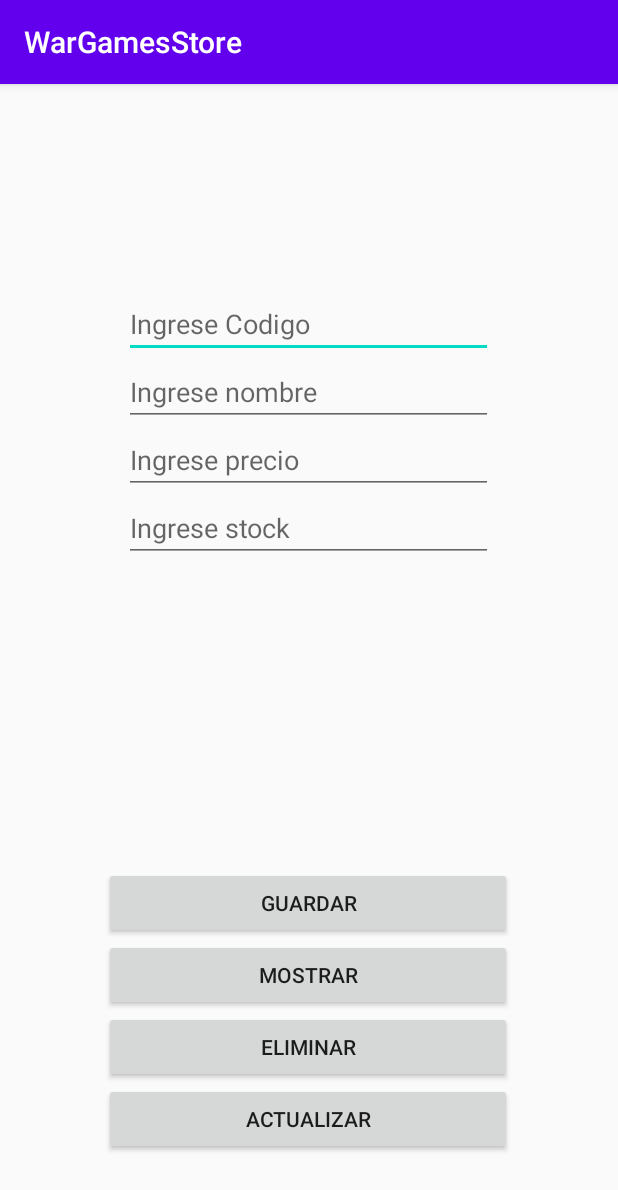
After one commit to WarlockJezzail/WarGamesStore, an Android app: the datos_act screen opened directly, with no data from a screen before it, on a phone screen of 412 x 824 dp. The commit adds this screen. Shown: the top 1190 px of the screen. Run offline under Robolectric (Android 15) with nearby library versions, the phone set to English and light mode, and no system bars.

Commit message:
Implementado log in tanto de usuario como de administrador de pagina, se agrego una base de datos aun no disponible para los productos y la aplicacion esta conectada a google map

```diff
--- a/app/build.gradle
+++ b/app/build.gradle
@@ -26,6 +26,7 @@ dependencies {
     implementation fileTree(dir: "libs", include: ["*.jar"])
     implementation 'androidx.appcompat:appcompat:1.2.0'
     implementation 'androidx.constraintlayout:constraintlayout:2.0.1'
+    implementation 'com.google.android.gms:play-services-maps:17.0.0'
     testImplementation 'junit:junit:4.12'
     androidTestImplementation 'androidx.test.ext:junit:1.1.2'
     androidTestImplementation 'androidx.test.espresso:espresso-core:3.3.0'
--- a/app/src/main/java/com/example/wargamesstore/MainActivity.java
+++ b/app/src/main/java/com/example/wargamesstore/MainActivity.java
@@ -59,7 +59,7 @@ public class MainActivity extends AppCompatActivity {
         startActivity(i);
     }
     public void Login(View view){
-        Intent i= new Intent(this, log_act.class);
+        Intent i= new Intent(this, Entrar_act.class);
         startActivity(i);
     }
     /////////////TERMINO DE INTENTS/////////////////
--- /dev/null
+++ b/app/src/main/java/com/example/wargamesstore/datos_act.java
@@ -0,0 +1,56 @@
+package com.example.wargamesstore;
+
+import androidx.appcompat.app.AppCompatActivity;
+
+import android.content.ContentValues;
+import android.database.sqlite.SQLiteDatabase;
+import android.os.Bundle;
+import android.view.View;
+import android.widget.EditText;
+import android.widget.Toast;
+
+import productos.AdminSQLiteOpenHelper;
+
+public class datos_act extends AppCompatActivity {
+
+    private EditText et1,et2,et3,et4;
+
+    @Override
+    protected void onCreate(Bundle savedInstanceState) {
+        super.onCreate(savedInstanceState);
+        setContentView(R.layout.activity_sql_act);
+
+        et1=(EditText)findViewById(R.id.etCodigo);
+        et2=(EditText)findViewById(R.id.etNombre);
+        et3=(EditText)findViewById(R.id.etPrecio);
+        et4=(EditText)findViewById(R.id.etStock);
+    }
+
+    public void Guardar(View v){
+        AdminSQLiteOpenHelper admin= new AdminSQLiteOpenHelper(this,"fichero",null,1);
+        SQLiteDatabase db=admin.getWritableDatabase();
+
+        String codigo= et1.getText().toString();
+
+        if(!codigo.isEmpty()){
+
+            ContentValues cont= new ContentValues();
+            cont.put("codigo",et1.getText().toString());
+            cont.put("codigo",et2.getText().toString());
+            cont.put("codigo",et3.getText().toString());
+            cont.put("codigo",et4.getText().toString());
+
+            db.insert("insumos",null,cont);
+            db.close();
+
+            Toast.makeText(this,"Has ingresado un producto",Toast.LENGTH_LONG).show();
+        }
+        else{
+            Toast.makeText(this,"debe ingresar un codigo",Toast.LENGTH_LONG).show();
+        }
+    }
+    public void Mostrar(View v){}
+    public void Eliminar(View v){}
+    public void Actualizar(View v){}
+
+}
--- a/app/src/main/res/layout/activity_contacto_act.xml
+++ b/app/src/main/res/layout/activity_contacto_act.xml
@@ -43,6 +43,7 @@
         android:id="@+id/imageButton5"
         android:layout_width="103dp"
         android:layout_height="139dp"
+        android:onClick="Mapa"
         app:layout_constraintBottom_toBottomOf="parent"
         app:layout_constraintEnd_toEndOf="parent"
         app:layout_constraintStart_toStartOf="parent"
--- /dev/null
+++ b/app/src/main/res/layout/activity_sql_act.xml
@@ -0,0 +1,89 @@
+<?xml version="1.0" encoding="utf-8"?>
+<androidx.constraintlayout.widget.ConstraintLayout xmlns:android="http://schemas.android.com/apk/res/android"
+    xmlns:app="http://schemas.android.com/apk/res-auto"
+    xmlns:tools="http://schemas.android.com/tools"
+    android:layout_width="match_parent"
+    android:layout_height="match_parent"
+    tools:context=".datos_act">
+
+    <LinearLayout
+        android:layout_width="246dp"
+        android:layout_height="232dp"
+        android:layout_marginBottom="16dp"
+        android:orientation="vertical"
+        app:layout_constraintBottom_toTopOf="@+id/linearLayout5"
+        app:layout_constraintEnd_toEndOf="parent"
+        app:layout_constraintHorizontal_bias="0.496"
+        app:layout_constraintStart_toStartOf="parent"
+        app:layout_constraintTop_toTopOf="parent">
+
+        <EditText
+            android:id="@+id/etCodigo"
+            android:layout_width="match_parent"
+            android:layout_height="wrap_content"
+            android:ems="10"
+            android:hint="Ingrese Codigo"
+            android:inputType="textPersonName" />
+
+        <EditText
+            android:id="@+id/etNombre"
+            android:layout_width="match_parent"
+            android:layout_height="wrap_content"
+            android:ems="10"
+            android:hint="Ingrese nombre"
+            android:inputType="textPersonName" />
+
+        <EditText
+            android:id="@+id/etPrecio"
+            android:layout_width="match_parent"
+            android:layout_height="wrap_content"
+            android:ems="10"
+            android:hint="Ingrese precio"
+            android:inputType="textPersonName" />
+
+        <EditText
+            android:id="@+id/etStock"
+            android:layout_width="match_parent"
+            android:layout_height="wrap_content"
+            android:ems="10"
+            android:hint="Ingrese stock"
+            android:inputType="textPersonName" />
+    </LinearLayout>
+
+    <LinearLayout
+        android:id="@+id/linearLayout5"
+        android:layout_width="272dp"
+        android:layout_height="218dp"
+        android:layout_marginBottom="28dp"
+        android:orientation="vertical"
+        app:layout_constraintBottom_toBottomOf="parent"
+        app:layout_constraintEnd_toEndOf="parent"
+        app:layout_constraintHorizontal_bias="0.496"
+        app:layout_constraintStart_toStartOf="parent">
+
+        <Button
+            android:id="@+id/button12"
+            android:layout_width="match_parent"
+            android:layout_height="wrap_content"
+            android:text="Guardar" />
+
+        <Button
+            android:id="@+id/button10"
+            android:layout_width="match_parent"
+            android:layout_height="wrap_content"
+            android:text="Mostrar" />
+
+        <Button
+            android:id="@+id/button5"
+            android:layout_width="match_parent"
+            android:layout_height="wrap_content"
+            android:text="Eliminar" />
+
+        <Button
+            android:id="@+id/button4"
+            android:layout_width="match_parent"
+            android:layout_height="wrap_content"
+            android:text="Actualizar" />
+    </LinearLayout>
+
+</androidx.constraintlayout.widget.ConstraintLayout>
--- a/app/src/main/res/values/strings.xml
+++ b/app/src/main/res/values/strings.xml
@@ -1,3 +1,4 @@
 <resources>
     <string name="app_name">WarGamesStore</string>
+    <string name="title_activity_maps_act">Map</string>
 </resources>
```
Also changed, not shown: app/src/debug/res/values/google_maps_api.xml (added, +24 -0 lines), app/src/main/AndroidManifest.xml (+26 -2 lines), app/src/main/java/com/example/wargamesstore/Entrar_act.java (added, +37 -0 lines), app/src/main/java/com/example/wargamesstore/Maps_act.java (added, +46 -0 lines), app/src/main/java/com/example/wargamesstore/contacto_act.java (+10 -0 lines), app/src/main/java/com/example/wargamesstore/log_act.java (deleted, +0 -14 lines), app/src/main/java/productos/AdminSQLiteOpenHelper.java (added, +25 -0 lines), app/src/main/res/layout/activity_entrar_act.xml (added, +46 -0 lines), app/src/main/res/layout/activity_log_act.xml (deleted, +0 -49 lines), app/src/main/res/layout/activity_main.xml (+6 -3 lines), app/src/main/res/layout/activity_maps_act.xml (added, +9 -0 lines), 1 other file.
